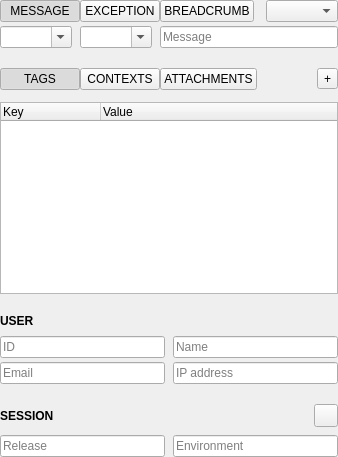
Before: the Qt Designer form src/runtimepane.ui in jpnurmi/sentry-playground, drawn with Qt 5.
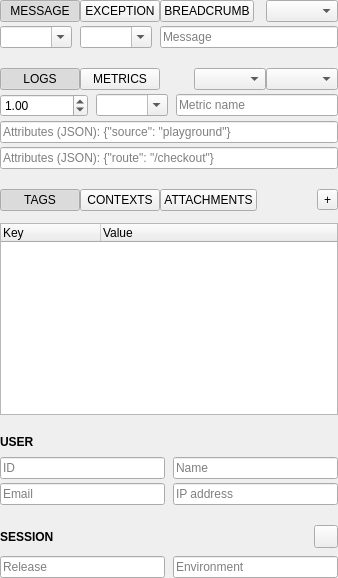
After: the same form once the commit is applied. The open tabs and pages were chosen to show the change.

Commit message: Logs and metrics

Patch:
```diff
--- a/src/runtimepane.ui
+++ b/src/runtimepane.ui
@@ -184,6 +184,211 @@
          </property>
         </spacer>
        </item>
+       <item>
+        <layout class="QHBoxLayout" name="telemetryHeaderLayout">
+         <property name="spacing">
+          <number>0</number>
+         </property>
+         <item>
+          <widget class="QPushButton" name="logsButton">
+           <property name="text">
+            <string>LOGS</string>
+           </property>
+           <property name="checkable">
+            <bool>true</bool>
+           </property>
+           <property name="checked">
+            <bool>true</bool>
+           </property>
+          </widget>
+         </item>
+         <item>
+          <widget class="QPushButton" name="metricsButton">
+           <property name="text">
+            <string>METRICS</string>
+           </property>
+           <property name="checkable">
+            <bool>true</bool>
+           </property>
+          </widget>
+         </item>
+         <item>
+          <spacer name="telemetryHeaderSpacer">
+           <property name="orientation">
+            <enum>Qt::Orientation::Horizontal</enum>
+           </property>
+           <property name="sizeHint" stdset="0">
+            <size>
+             <width>0</width>
+             <height>0</height>
+            </size>
+           </property>
+          </spacer>
+         </item>
+         <item>
+          <widget class="QComboBox" name="logLevelBox">
+           <property name="sizePolicy">
+            <sizepolicy hsizetype="Maximum" vsizetype="Fixed">
+             <horstretch>0</horstretch>
+             <verstretch>0</verstretch>
+            </sizepolicy>
+           </property>
+           <property name="toolTip">
+            <string>Log severity</string>
+           </property>
+           <property name="sizeAdjustPolicy">
+            <enum>QComboBox::SizeAdjustPolicy::AdjustToContents</enum>
+           </property>
+          </widget>
+         </item>
+         <item>
+          <widget class="QComboBox" name="metricTypeBox">
+           <property name="sizePolicy">
+            <sizepolicy hsizetype="Maximum" vsizetype="Fixed">
+             <horstretch>0</horstretch>
+             <verstretch>0</verstretch>
+            </sizepolicy>
+           </property>
+           <property name="toolTip">
+            <string>Metric type</string>
+           </property>
+           <property name="sizeAdjustPolicy">
+            <enum>QComboBox::SizeAdjustPolicy::AdjustToContents</enum>
+           </property>
+          </widget>
+         </item>
+        </layout>
+       </item>
+       <item>
+        <widget class="QStackedWidget" name="telemetryStack">
+         <property name="sizePolicy">
+          <sizepolicy hsizetype="Expanding" vsizetype="Fixed">
+           <horstretch>0</horstretch>
+           <verstretch>0</verstretch>
+          </sizepolicy>
+         </property>
+         <widget class="QWidget" name="logFields">
+          <layout class="QHBoxLayout" name="logFieldsLayout">
+           <property name="leftMargin">
+            <number>0</number>
+           </property>
+           <property name="topMargin">
+            <number>0</number>
+           </property>
+           <property name="rightMargin">
+            <number>0</number>
+           </property>
+           <property name="bottomMargin">
+            <number>0</number>
+           </property>
+           <item>
+            <widget class="QLineEdit" name="logText">
+             <property name="placeholderText">
+              <string>Log message</string>
+             </property>
+            </widget>
+           </item>
+          </layout>
+         </widget>
+         <widget class="QWidget" name="metricFields">
+          <layout class="QHBoxLayout" name="metricFieldsLayout">
+           <property name="spacing">
+            <number>8</number>
+           </property>
+           <property name="leftMargin">
+            <number>0</number>
+           </property>
+           <property name="topMargin">
+            <number>0</number>
+           </property>
+           <property name="rightMargin">
+            <number>0</number>
+           </property>
+           <property name="bottomMargin">
+            <number>0</number>
+           </property>
+           <item>
+            <widget class="QDoubleSpinBox" name="metricValueBox">
+             <property name="maximumSize">
+              <size>
+               <width>130</width>
+               <height>16777215</height>
+              </size>
+             </property>
+             <property name="toolTip">
+              <string>Metric value</string>
+             </property>
+             <property name="minimum">
+              <double>-1000000000000.000000</double>
+             </property>
+             <property name="maximum">
+              <double>1000000000000.000000</double>
+             </property>
+             <property name="value">
+              <double>1.000000</double>
+             </property>
+            </widget>
+           </item>
+           <item>
+            <widget class="QComboBox" name="metricUnitBox">
+             <property name="sizePolicy">
+              <sizepolicy hsizetype="Preferred" vsizetype="Fixed">
+               <horstretch>0</horstretch>
+               <verstretch>0</verstretch>
+              </sizepolicy>
+             </property>
+             <property name="toolTip">
+              <string>Measurement unit (gauges and distributions only)</string>
+             </property>
+             <property name="editable">
+              <bool>true</bool>
+             </property>
+             <property name="insertPolicy">
+              <enum>QComboBox::InsertPolicy::NoInsert</enum>
+             </property>
+            </widget>
+           </item>
+           <item>
+            <widget class="QLineEdit" name="metricNameEdit">
+             <property name="placeholderText">
+              <string>Metric name</string>
+             </property>
+            </widget>
+           </item>
+          </layout>
+         </widget>
+        </widget>
+       </item>
+       <item>
+        <widget class="QLineEdit" name="logAttributesEdit">
+         <property name="placeholderText">
+          <string>Attributes (JSON): {"source": "playground"}</string>
+         </property>
+        </widget>
+       </item>
+       <item>
+        <widget class="QLineEdit" name="metricAttributesEdit">
+         <property name="placeholderText">
+          <string>Attributes (JSON): {"route": "/checkout"}</string>
+         </property>
+        </widget>
+       </item>
+       <item>
+        <spacer name="metricSectionSpacer">
+         <property name="orientation">
+          <enum>Qt::Orientation::Vertical</enum>
+         </property>
+         <property name="sizeType">
+          <enum>QSizePolicy::Policy::Fixed</enum>
+         </property>
+         <property name="sizeHint" stdset="0">
+          <size>
+           <width>0</width>
+           <height>16</height>
+          </size>
+         </property>
+        </spacer>
+       </item>
        <item>
         <layout class="QVBoxLayout" name="categorySection">
          <property name="spacing">
```
The commit also changes 4 other files.
